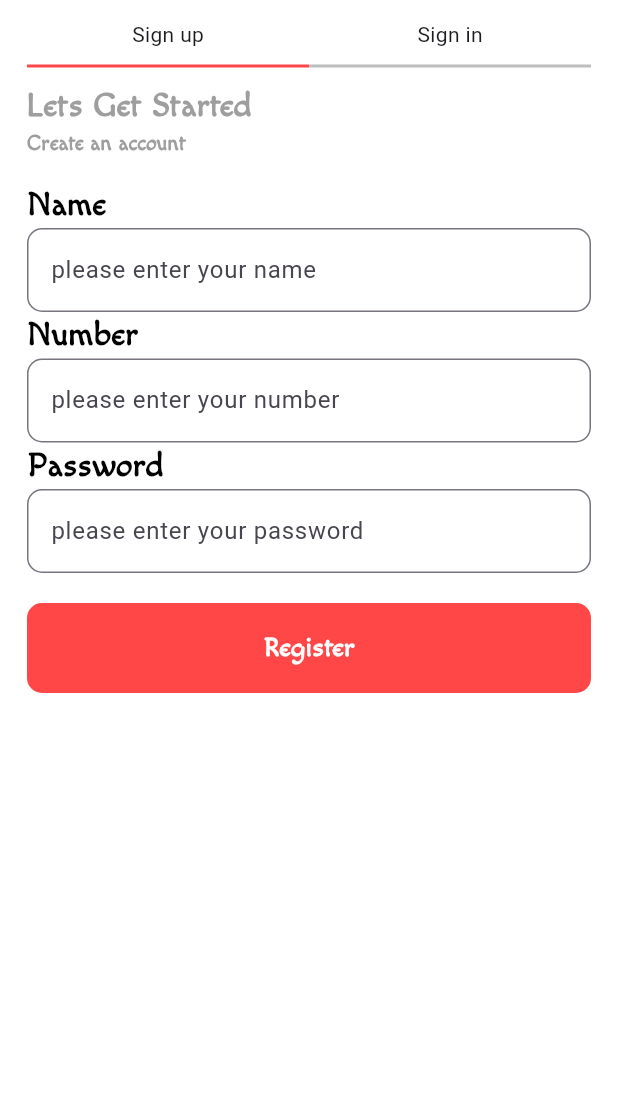
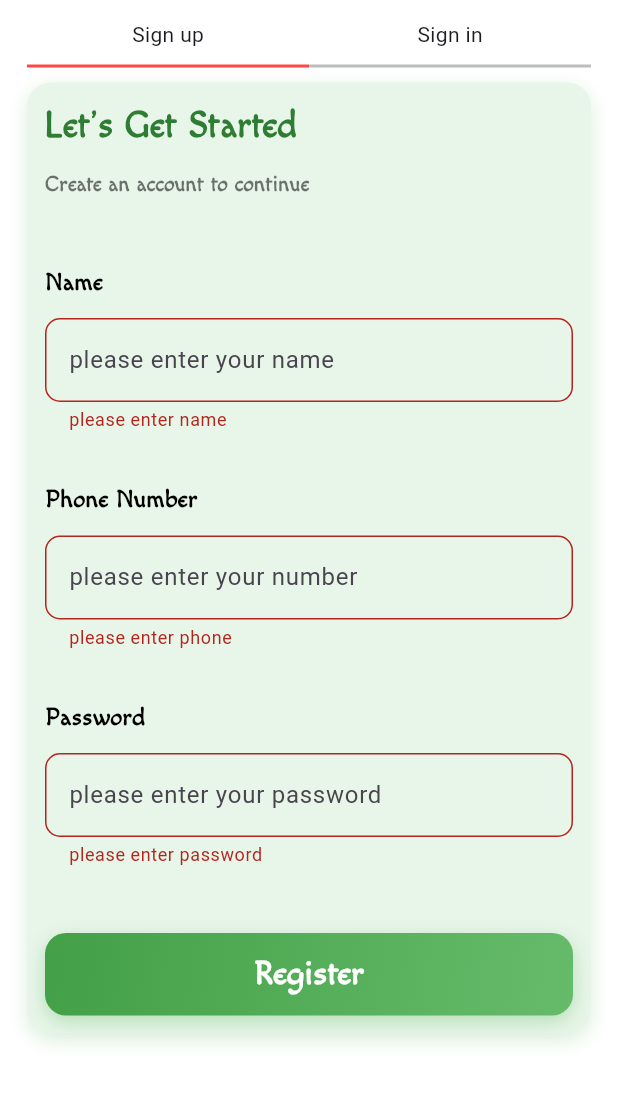
Before and after one commit to RontuMohonto/API_in_e_commerce, a Flutter app: the AuthScreen screen opened directly, after a tap on "Register", on a phone screen of 412 x 824 dp, the part 84-1190 px from its top. Run offline on Flutter 3.47's test engine with Material 3 defaults, Android fonts, the phone set to English and light mode, and no system bars; our stand-ins replace carousel_slider, flutter_easyloading, flutter_secure_storage; accounts and stored records are empty.

Commit message:
customize

```diff
--- a/lib/controller/widgets/custom_button.dart
+++ b/lib/controller/widgets/custom_button.dart
@@ -3,35 +3,47 @@ import 'package:flutter/material.dart';
 
 class CustomButton_widget extends StatelessWidget {
   const CustomButton_widget({
-    super.key, required this.title, required this.onTap,
+    super.key,
+    required this.title,
+    required this.onTap,
   });
-
 
   final String title;
   final VoidCallback onTap;
 
-
   @override
   Widget build(BuildContext context) {
     return InkWell(
+      borderRadius: BorderRadius.circular(14),
       onTap: onTap,
       child: Container(
-        height: 60,
+        height: 55,
         width: MediaQuery.sizeOf(context).width,
         decoration: BoxDecoration(
-          color: Color(0xffFF4748),
-          borderRadius: BorderRadius.circular(10),
+          borderRadius: BorderRadius.circular(14),
+          gradient: LinearGradient(
+            colors: [
+              Colors.green.shade600,
+              Colors.green.shade400,
+            ],
+            begin: Alignment.topLeft,
+            end: Alignment.bottomRight,
+          ),
+          boxShadow: [
+            BoxShadow(
+              color: Colors.green.shade300.withOpacity(0.5),
+              blurRadius: 10,
+              offset: Offset(0, 4),
+            )
+          ],
         ),
-        child: Row(
-          mainAxisAlignment: MainAxisAlignment.center,
-          children: [
-            CustomText(
-              text: title,
-              fontWeight: FontWeight.w600,
-              fontSize: 18,
-              color: Colors.white,
-            ),
-          ],
+        child: Center(
+          child: CustomText(
+            text: title,
+            fontWeight: FontWeight.bold,
+            fontSize: 22,
+            color: Colors.white,
+          ),
         ),
       ),
     );
--- a/lib/main.dart
+++ b/lib/main.dart
@@ -18,7 +18,7 @@ class MyApp extends StatelessWidget {
     return MaterialApp(
       builder: EasyLoading.init(),
       debugShowCheckedModeBanner: false,
-      home: home(),
+      home: AuthScreen(),
     );
   }
 }
--- a/lib/screen/auth/UI.dart
+++ b/lib/screen/auth/UI.dart
@@ -1,4 +1,4 @@
-import 'package:dada_garments_full_with_api/screen/auth/log/login.dart';
+import 'package:dada_garments_full_with_api/screen/auth/log/UI.dart';
 import 'package:dada_garments_full_with_api/screen/auth/reg/RegSc.dart';
 import 'package:flutter/material.dart';
 
--- a/lib/screen/auth/reg/RegSc.dart
+++ b/lib/screen/auth/reg/RegSc.dart
@@ -1,11 +1,8 @@
-import 'dart:convert';
 import 'dart:developer';
+import 'package:flutter/material.dart';
 import 'package:flutter_easyloading/flutter_easyloading.dart';
 
-
-import 'package:dada_garments_full_with_api/controller/auth/regController.dart';
-import 'package:flutter/material.dart';
-
+import '../../../controller/auth/regController.dart';
 import '../../../controller/widgets/SignUpName_Widget.dart';
 import '../../../controller/widgets/SignUpNumber_widget.dart';
 import '../../../controller/widgets/SignUpPassword_widget.dart';
@@ -29,27 +26,46 @@ class _RegPageState extends State<RegPage> {
 
   @override
   Widget build(BuildContext context) {
-    return Form(
+    return Container(
+      padding: EdgeInsets.all(12),
+      decoration: BoxDecoration(
+    color: Colors.green.shade50,
+        borderRadius: BorderRadius.circular(16),
+        boxShadow: [
+          BoxShadow(
+            color: Colors.green.withOpacity(.2),
+            blurRadius: 10,
+            offset: Offset(0, 4),
+          ),
+        ],
+      ),
+
+      child: Form(
         key: _formKey,
         child: Column(
           crossAxisAlignment: CrossAxisAlignment.start,
+          spacing: 12,
           children: [
+
+            // TITLE
             CustomText(
-            text: 'Lets Get Started',
-            fontSize: 22,
-            fontWeight: FontWeight.w600,
+              text: 'Let’s Get Started',
+              fontSize: 24,
+              fontWeight: FontWeight.bold,
+              color: Colors.green.shade800,
             ),
             CustomText(
-            text: 'Create an account',
+              text: 'Create an account to continue',
               fontSize: 14,
               fontWeight: FontWeight.w600,
+              color: Colors.black54,
             ),
-          SizedBox(height: 15),
+            SizedBox(height: 20),
 
-          //name form field
+            // NAME
             CustomText(
               text: "Name",
-            fontSize: 22,
+              fontSize: 16,
               fontWeight: FontWeight.bold,
               color: Colors.black,
             ),
@@ -58,40 +74,41 @@ class _RegPageState extends State<RegPage> {
               validator: (v) {
                 if (v == null || v.isEmpty) {
                   return "please enter name";
-              } else {
+                }
                 return null;
-              }
               },
-            title: 'name',
+              title: "name",
             ),
 
+            SizedBox(height: 10),
+
+            // NUMBER
             CustomText(
-            text: "Number",
-            fontSize: 22,
+              text: "Phone Number",
+              fontSize: 16,
+              fontWeight: FontWeight.bold,
               color: Colors.black,
-            fontWeight: FontWeight.w600,
             ),
-
-          //number formfield
             NumberFormField(
               numberC: numberC,
               validator: (v) {
                 if (v == null || v.isEmpty) {
                   return "please enter phone";
-              } else if (!RegExp(r'^(01)[0-9]{9}$').hasMatch((v))) {
-                return "please enter a valid number";
-              } else {
+                } else if (!RegExp(r'^(01)[0-9]{9}$').hasMatch(v)) {
+                  return "please enter valid phone";
+                }
                 return null;
-              }
               },
-            title: 'number',
+              title: "number",
             ),
 
-          //password validator
+            SizedBox(height: 10),
+
+            // PASSWORD
             CustomText(
               text: "Password",
-            fontSize: 22,
-            fontWeight: FontWeight.w600,
+              fontSize: 16,
+              fontWeight: FontWeight.bold,
               color: Colors.black,
             ),
             PasswordForm_widget(
@@ -100,43 +117,49 @@ class _RegPageState extends State<RegPage> {
                 if (v == null || v.isEmpty) {
                   return "please enter password";
                 } else if (!RegExp(
-                r'^(?=.*[A-Z])(?=.*[a-z])(?=.*[0-9])(?=.*[!@#$%&*]).{8,}$',
-              ).hasMatch((v))) {
-                return "Password must contain A-Z, a-z, 0-9, special character & minimum 8 characters";
-              } else {
+                    r'^(?=.*[A-Z])(?=.*[a-z])(?=.*[0-9])(?=.*[!@#$%&*]).{8,}$')
+                    .hasMatch(v)) {
+                  return "Password must be strong";
+                }
                 return null;
-              }
               },
-            title: 'password',
+              title: "password",
             ),
+
             SizedBox(height: 20),
 
-          isLoading == true
+
+            // BUTTON
+            isLoading
                 ? Center(
-                  child: CircularProgressIndicator(color: Color(0xffFE4546)),
+              child: CircularProgressIndicator(
+                color: Colors.green,
+              ),
             )
                 : CustomButton_widget(
-                  title: 'Register',
+              title: "Register",
               onTap: () async {
-                    // if (!_formKey.currentState!.validate()) {
-                    //   return;
-                    // }
-                    var a = {
+                if (!_formKey.currentState!.validate()) return;
+
+                var data = {
                   "name": nameC.text,
                   "phone": numberC.text,
                   "password": passC.text,
                 };
+
                 isLoading = true;
                 setState(() {});
-                    bool status = await RegController().CreateAccoutFunction(
-                      data: a,
-                    );
+
+                bool status = await RegController()
+                    .CreateAccoutFunction(data: data);
+
                 isLoading = false;
                 setState(() {});
               },
             ),
           ],
         ),
+      ),
     );
   }
 }
```
Also changed, not shown: lib/controller/products/product_API.dart (+6 -3 lines), lib/screen/auth/log/UI.dart (added, +131 -0 lines), lib/screen/auth/log/login.dart (deleted, +0 -90 lines). Lines whose indentation alone changed are shown as unchanged.
